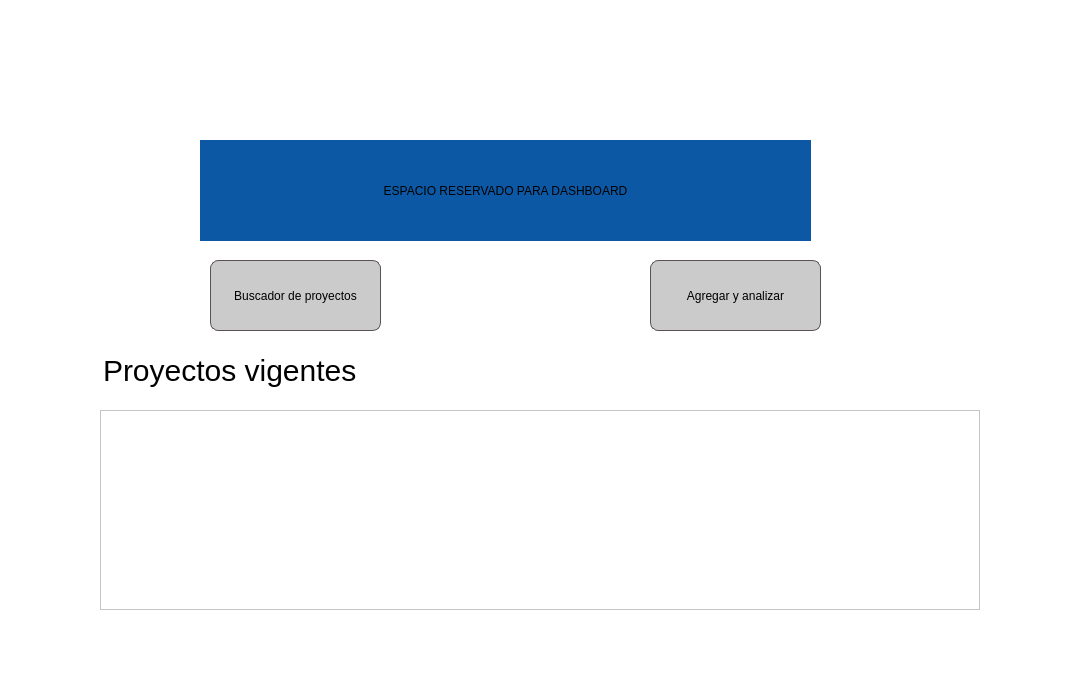
The window that src/view/databaseExplorer.ui (MarioCordero/proyecto-IA-economicas) describes before a commit, drawn with Qt 5.
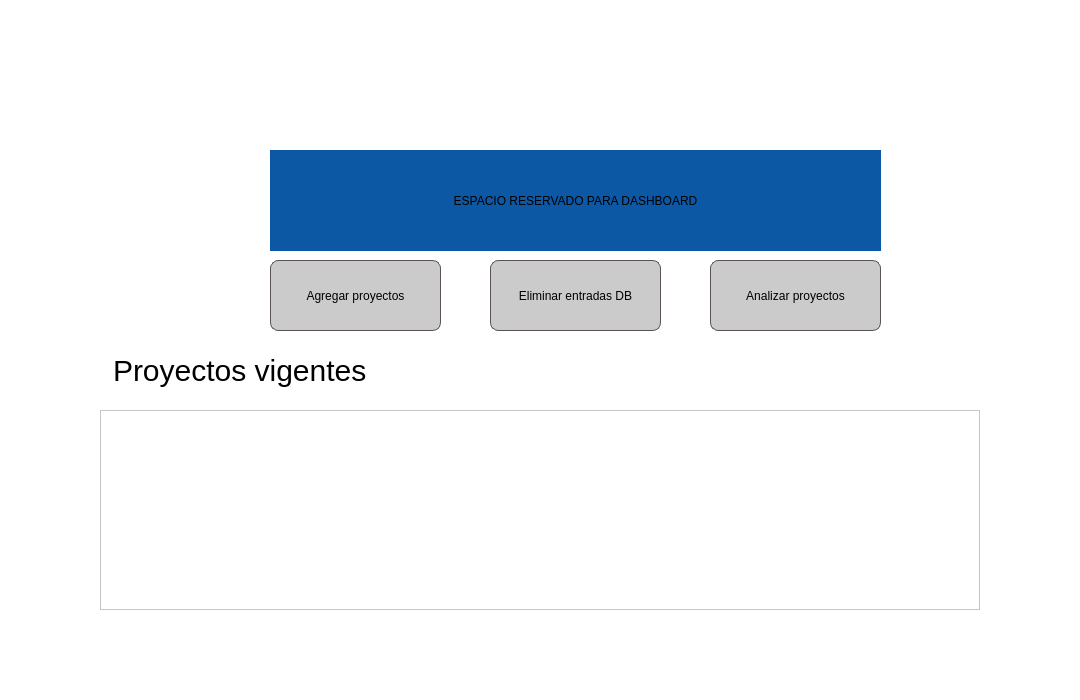
The same window after the commit. Icons and pictures are not drawn.

What changed in the file:
```diff
--- a/src/view/databaseExplorer.ui
+++ b/src/view/databaseExplorer.ui
@@ -54,8 +54,8 @@
     </property>
     <property name="geometry">
      <rect>
-      <x>250</x>
-      <y>10</y>
+      <x>310</x>
+      <y>0</y>
       <width>540</width>
       <height>150</height>
      </rect>
@@ -76,8 +76,8 @@
    <widget class="QLabel" name="label_2">
     <property name="geometry">
      <rect>
-      <x>200</x>
-      <y>140</y>
+      <x>270</x>
+      <y>150</y>
       <width>611</width>
       <height>101</height>
      </rect>
@@ -95,7 +95,7 @@
    <widget class="QPushButton" name="pushButton">
     <property name="geometry">
      <rect>
-      <x>210</x>
+      <x>270</x>
       <y>260</y>
       <width>171</width>
       <height>71</height>
@@ -110,13 +110,13 @@
 }</string>
     </property>
     <property name="text">
-     <string>Buscador de proyectos</string>
+     <string>Agregar proyectos</string>
     </property>
    </widget>
    <widget class="QPushButton" name="addAndAnalyzeButton">
     <property name="geometry">
      <rect>
-      <x>650</x>
+      <x>710</x>
       <y>260</y>
       <width>171</width>
       <height>71</height>
@@ -131,13 +131,13 @@
 }</string>
     </property>
     <property name="text">
-     <string>Agregar y analizar</string>
+     <string>Analizar proyectos</string>
     </property>
    </widget>
    <widget class="QLineEdit" name="lineEdit">
     <property name="geometry">
      <rect>
-      <x>100</x>
+      <x>110</x>
       <y>340</y>
       <width>401</width>
       <height>61</height>
@@ -171,6 +171,27 @@
      <bool>false</bool>
     </attribute>
    </widget>
+   <widget class="QPushButton" name="clearDatabaseButton">
+    <property name="geometry">
+     <rect>
+      <x>490</x>
+      <y>260</y>
+      <width>171</width>
+      <height>71</height>
+     </rect>
+    </property>
+    <property name="styleSheet">
+     <string notr="true">QPushButton {
+    background-color: #CBCBCB;
+    color: black;
+    border: 1px solid rgb(91, 83, 81);
+	border-radius: 8px;
+}</string>
+    </property>
+    <property name="text">
+     <string>Eliminar entradas DB</string>
+    </property>
+   </widget>
   </widget>
  </widget>
  <resources>
```
Left out of the diff: 4 changed lines with no effect on the pictures.
